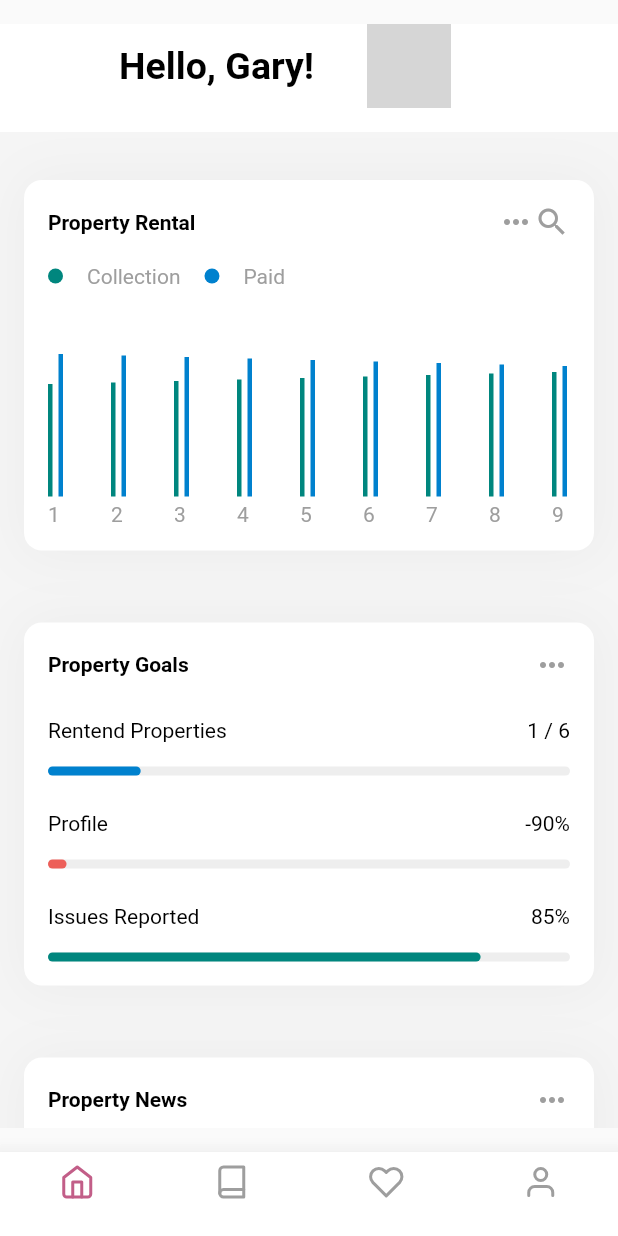
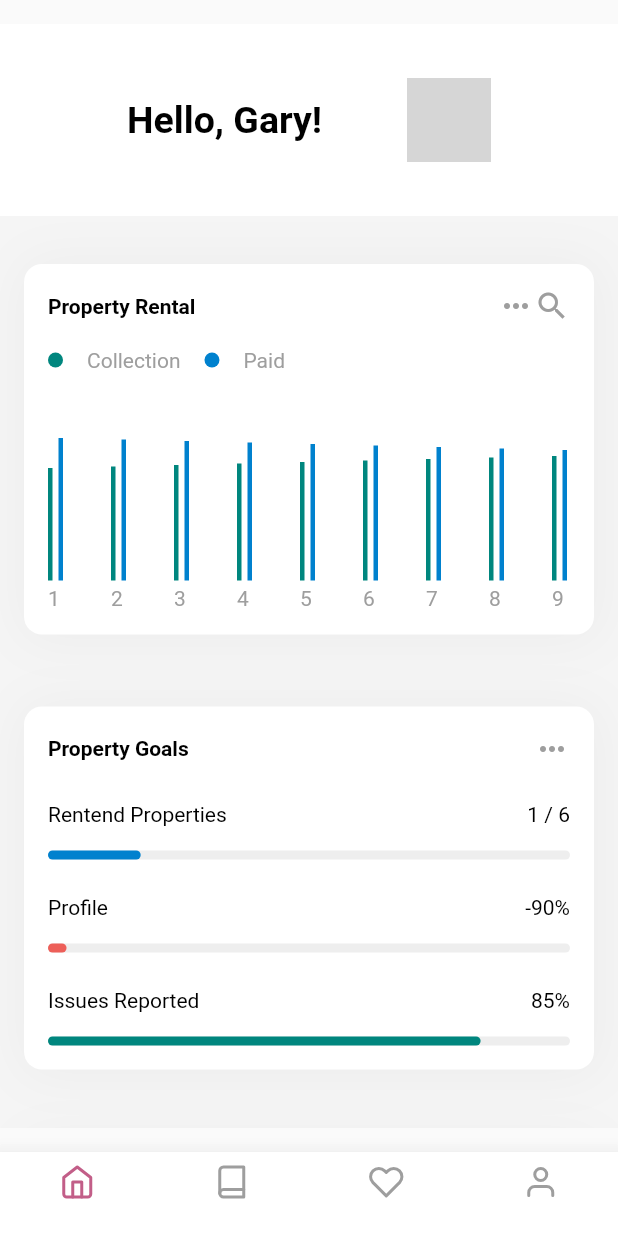
Before and after one commit to Rotary-Club/habitat, a Flutter app: the screen it shows after launch, on a phone screen of 412 x 824 dp. Run offline on Flutter 3.47's test engine with Material 2 defaults, Android fonts, the phone set to English and light mode, and no system bars; our stand-ins replace dio, flutter_icons, native_pdf_view, pdf, retrofit; missing offline and left inert: progressive_image; generated files the repository leaves out were written again; grey boxes are pictures that could not be loaded.

Commit message:
💄 UI Alignment

```diff
--- a/lib/screens/home_screen.dart
+++ b/lib/screens/home_screen.dart
@@ -129,8 +129,13 @@ class _MyHomePageState extends State<MyHomePage> with TickerProviderStateMixin {
   }
 
   Widget _buildAvatar() {
-    return Padding(
-      padding: const EdgeInsets.all(28.0),
+    return Container(
+      color: AppColor.white,
+      child: Padding(
+        padding: const EdgeInsets.symmetric(
+          horizontal: 28.0,
+          vertical: 36,
+        ),
         child: Column(
           children: [
             Row(
@@ -165,6 +170,7 @@ class _MyHomePageState extends State<MyHomePage> with TickerProviderStateMixin {
               ],
             ),
           ],
+        ),
       ),
     );
   }
@@ -496,11 +502,7 @@ class _MyHomePageState extends State<MyHomePage> with TickerProviderStateMixin {
     return SingleChildScrollView(
       child: Column(
         children: [
-          Container(
-            height: 16,
-            width: double.infinity,
-            color: AppColor.white,
-          ),
+          _buildAvatar(),
           AppHeightSizedBox.smallBox,
           AnimatedOpacity(
             duration: const Duration(milliseconds: 1000),
@@ -529,8 +531,7 @@ class _MyHomePageState extends State<MyHomePage> with TickerProviderStateMixin {
     return Padding(
       padding: const EdgeInsets.symmetric(vertical: 16.0),
       child: AppScaffold(
-        appBar: true,
-        titleChild: SafeArea(child: _buildAvatar()),
+        appBar: false,
         backgroundColor: AppColor.veryLightGrey,
         child: _buildMainContainer(context),
       ),
```
Lines whose indentation alone changed are shown as unchanged.
